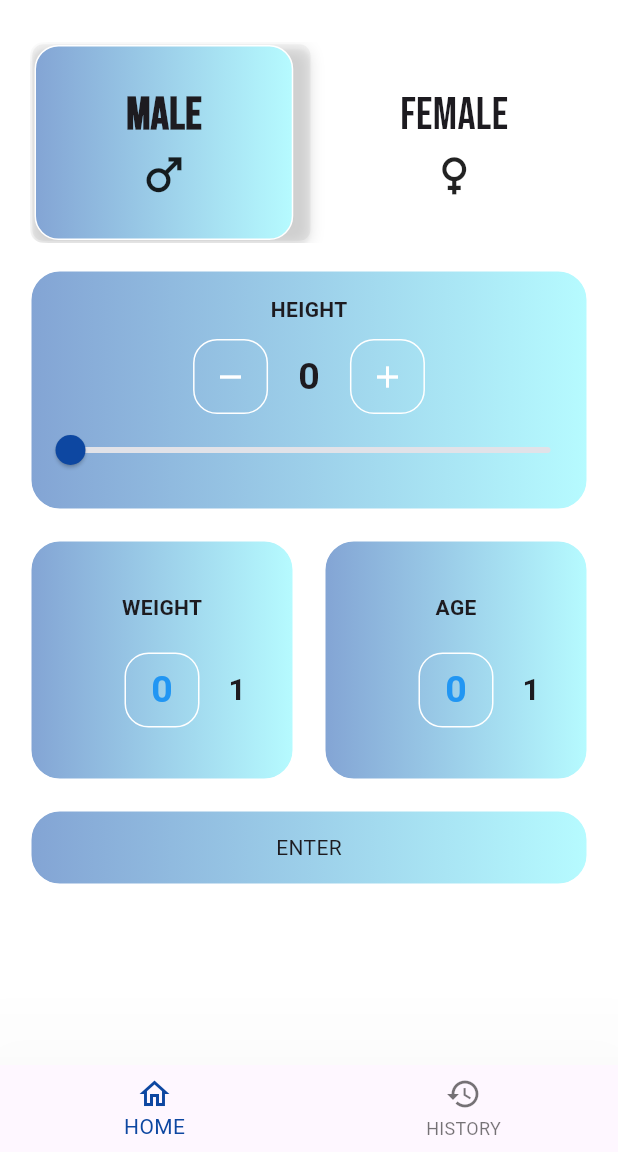
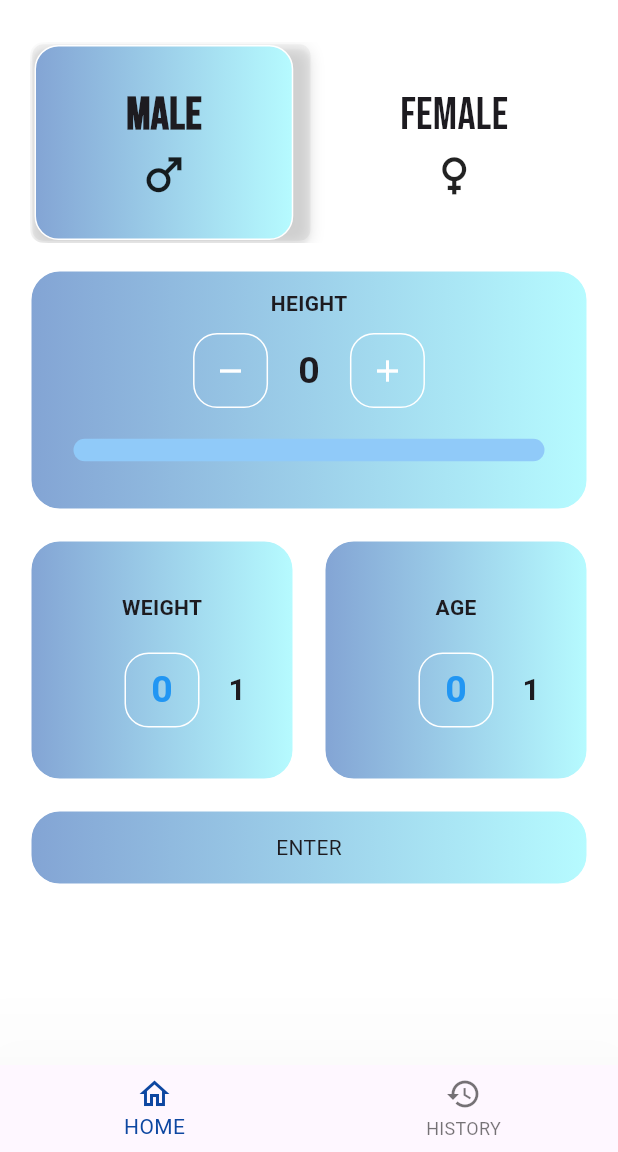
Before and after one commit to george-jose-07/bmi_calculator, a Flutter app: the screen it shows after launch, on a phone screen of 412 x 824 dp, the part 84-1236 px from its top. Run offline on Flutter 3.47's test engine with Material 3 defaults, Android fonts, the phone set to English and light mode, and no system bars; drawn by our look-alikes of flutter_animate, numberpicker; our stand-ins replace google_fonts, hive; accounts and stored records are empty.

Commit message:
Initial Commit

```diff
--- a/lib/add_bmi.dart
+++ b/lib/add_bmi.dart
@@ -210,7 +210,17 @@ class _AddBmiState extends State<AddBmi> {
                     ],
                   ),
                   SliderTheme(
-                    data: const SliderThemeData(),
+                    data: SliderThemeData(
+                      activeTrackColor: Colors.blue[700],
+                      inactiveTrackColor: Colors.blue[200],
+                      trackShape: RoundedRectSliderTrackShape(),
+                      trackHeight: 15.0,
+                      thumbColor: Colors.blue,
+                      thumbShape: RoundSliderThumbShape(enabledThumbRadius: 0),
+                      overlayColor: Colors.blue.withAlpha(32),
+                      overlayShape:
+                          RoundSliderOverlayShape(overlayRadius: 28.0),
+                    ),
                     child: Slider(
                       value: height,
                       min: 0,
--- a/lib/bmi_result_page.dart
+++ b/lib/bmi_result_page.dart
@@ -18,7 +18,8 @@ class BmiResultState extends State<BmiResult> {
     return width > 600
         ? Container(
             decoration: BoxDecoration(
-              color: Colors.blue.withOpacity(0.5),
+              gradient: const LinearGradient(
+                  colors: [Color(0xff83a4d4), Color(0xffb6fbff)]),
               borderRadius: BorderRadius.circular(25),
               border: Border.all(color: Colors.white),
             ),
@@ -188,7 +189,8 @@ class BmiResultState extends State<BmiResult> {
           )
         : Container(
             decoration: BoxDecoration(
-              color: Colors.blue.withOpacity(0.5),
+              gradient: const LinearGradient(
+                  colors: [Color(0xff83a4d4), Color(0xffb6fbff)]),
               borderRadius: BorderRadius.circular(25),
               border: Border.all(color: Colors.white),
             ),
```
Also changed, not shown: pubspec.yaml (+6 -1 lines), assets/images/BMI Calc.png (added), pubspec.lock, 21 other files.
